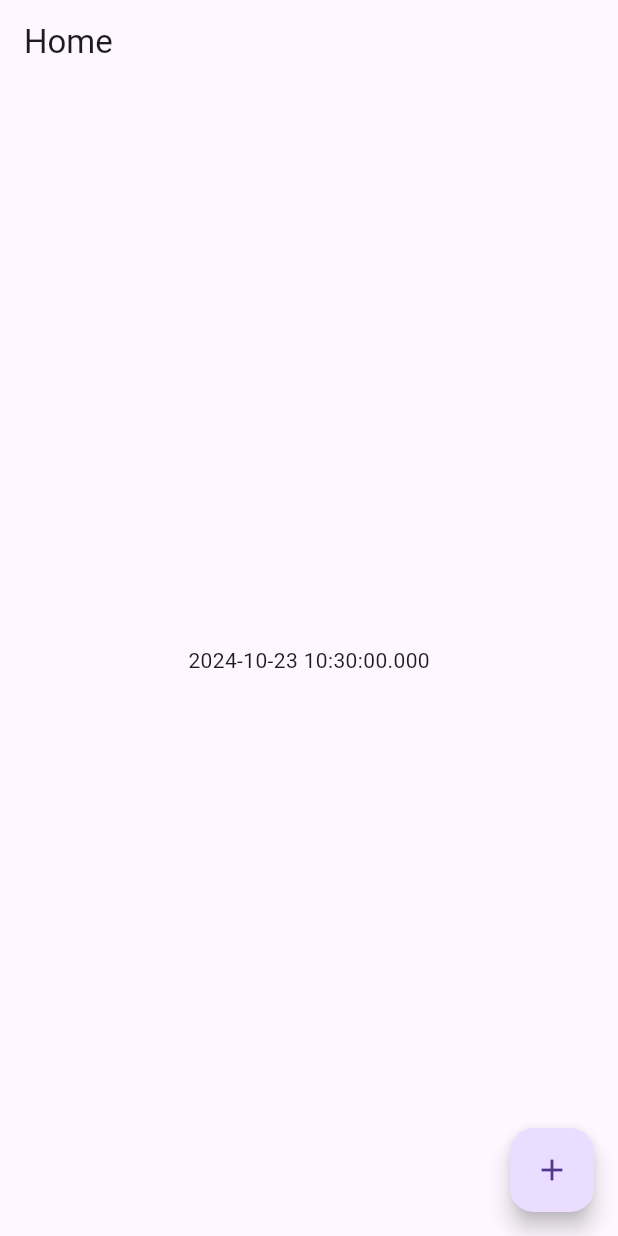
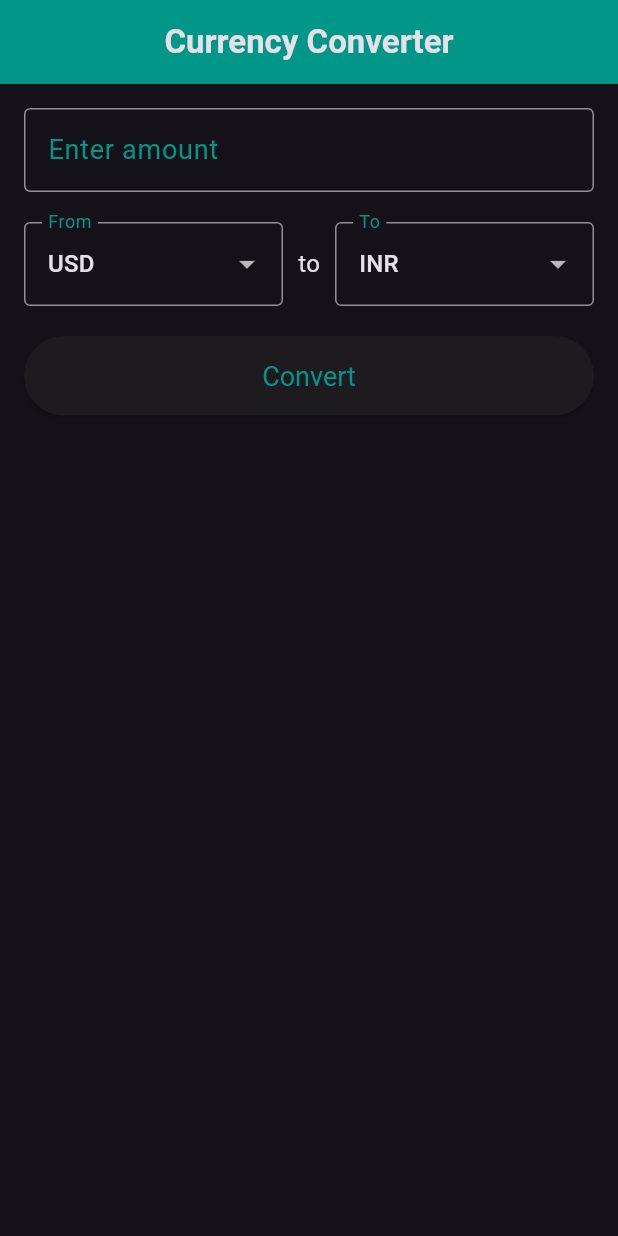
Before and after one commit to BRL-TRAINEES/currency_converter_arjun, a Flutter app: the screen it shows after launch, on a phone screen of 412 x 824 dp. Run offline on Flutter 3.47's test engine with Material 3 defaults, Android fonts, the phone set to English and light mode, and no system bars; our stand-ins replace flutter_dotenv, flutter_riverpod.

Commit message:
currency converter

```diff
--- a/lib/homescreen.dart
+++ b/lib/homescreen.dart
@@ -1,24 +1,174 @@
 import 'package:flutter/material.dart';
 import 'package:flutter_riverpod/flutter_riverpod.dart';
-
-final Provider currentdate = Provider<DateTime>((ref) => DateTime.now());
+import 'package:riverpod_practice/notifier.dart';
 
 class homescreen extends ConsumerWidget {
-  const homescreen({super.key});
+  final TextEditingController amountController = TextEditingController();
 
   @override
   Widget build(BuildContext context, WidgetRef ref) {
-    final date = ref.watch(currentdate);
+    final conversionState = ref.watch(currencyConversionProvider);
+    final conversionNotifier = ref.read(currencyConversionProvider.notifier);
+
+    List<String> currencies = [
+      'USD',
+      'INR',
+      'EUR',
+      'JPY',
+      'AED',
+      'AFN',
+      'CAD',
+      'CNY',
+      'KRW',
+      'MXN',
+      'PKR',
+      'RUB',
+      'SGD',
+      'THB',
+      'ZAR'
+    ];
+
     return Scaffold(
-      appBar: AppBar(title: const Text('Home')),
-      body: Center(
-        child: Text(
-          date.toString(),
+      appBar: AppBar(
+        title: const Text(
+          'Currency Converter',
+          style: TextStyle(fontWeight: FontWeight.bold),
         ),
+        backgroundColor: Colors.teal,
+        centerTitle: true,
       ),
-      floatingActionButton: FloatingActionButton(
-        onPressed: () {},
-        child: const Icon(Icons.add),
+      body: Padding(
+        padding: const EdgeInsets.all(16.0),
+        child: Column(
+          crossAxisAlignment: CrossAxisAlignment.start,
+          children: [
+            TextField(
+              controller: amountController,
+              keyboardType: TextInputType.number,
+              decoration: const InputDecoration(
+                labelText: 'Enter amount',
+                labelStyle: TextStyle(fontSize: 18, color: Colors.teal),
+                border: OutlineInputBorder(),
+              ),
+            ),
+            const SizedBox(height: 20),
+            Row(
+              mainAxisAlignment: MainAxisAlignment.spaceBetween,
+              children: [
+                Expanded(
+                  child: DropdownButtonFormField<String>(
+                    value: conversionState.fromCurrency,
+                    onChanged: (newValue) {
+                      conversionNotifier.updateFromCurrency(newValue!);
+                    },
+                    items: currencies
+                        .map<DropdownMenuItem<String>>((String value) {
+                      return DropdownMenuItem<String>(
+                        value: value,
+                        child: Text(value),
+                      );
+                    }).toList(),
+                    decoration: const InputDecoration(
+                      labelText: 'From',
+                      labelStyle: TextStyle(fontSize: 16, color: Colors.teal),
+                      border: OutlineInputBorder(),
+                    ),
+                  ),
+                ),
+                const SizedBox(width: 10),
+                const Text('to', style: TextStyle(fontSize: 16)),
+                const SizedBox(width: 10),
+                Expanded(
+                  child: DropdownButtonFormField<String>(
+                    value: conversionState.toCurrency,
+                    onChanged: (newValue) {
+                      conversionNotifier.updateToCurrency(newValue!);
+                    },
+                    items: currencies
+                        .map<DropdownMenuItem<String>>((String value) {
+                      return DropdownMenuItem<String>(
+                        value: value,
+                        child: Text(value),
+                      );
+                    }).toList(),
+                    decoration: const InputDecoration(
+                      labelText: 'To',
+                      labelStyle: TextStyle(fontSize: 16, color: Colors.teal),
+                      border: OutlineInputBorder(),
+                    ),
+                  ),
+                ),
+              ],
+            ),
+            const SizedBox(height: 20),
+            SizedBox(
+              width: double.infinity,
+              child: ElevatedButton(
+                onPressed: () async {
+                  double amount = double.parse(amountController.text);
+                  await conversionNotifier.convertCurrency(amount);
+                },
+                style: ElevatedButton.styleFrom(
+                  padding: const EdgeInsets.symmetric(vertical: 16.0),
+                  textStyle: const TextStyle(fontSize: 18),
+                ),
+                child: const Text(
+                  'Convert',
+                  style: TextStyle(color: Colors.teal),
+                ),
+              ),
+            ),
+            const SizedBox(height: 20),
+            if (conversionState.convertedAmount != null)
+              Center(
+                child: Container(
+                  padding: const EdgeInsets.all(15),
+                  decoration: BoxDecoration(
+                    color: Colors.teal,
+                    borderRadius: BorderRadius.circular(20),
+                    boxShadow: [
+                      BoxShadow(
+                        color: const Color.fromARGB(255, 14, 182, 211)
+                            .withOpacity(0.5),
+                        spreadRadius: 3,
+                        blurRadius: 6,
+                      ),
+                    ],
+                  ),
+                  child: Column(
+                    crossAxisAlignment: CrossAxisAlignment.center,
+                    children: [
+                      const Text(
+                        'Converted Amount',
+                        style: TextStyle(
+                          color: Colors.white,
+                          fontSize: 18,
+                          fontWeight: FontWeight.bold,
+                        ),
+                      ),
+                      const SizedBox(height: 8),
+                      Text(
+                        '${conversionState.convertedAmount} ${conversionState.toCurrency}',
+                        style: const TextStyle(
+                          color: Colors.white,
+                          fontSize: 25,
+                          fontWeight: FontWeight.bold,
+                        ),
+                      ),
+                    ],
+                  ),
+                ),
+              ),
+            if (conversionState.errormsg.isNotEmpty)
+              Text(
+                conversionState.errormsg,
+                style: const TextStyle(
+                  color: Colors.red,
+                  fontSize: 16,
+                ),
+              ),
+          ],
+        ),
       ),
     );
   }
--- a/lib/main.dart
+++ b/lib/main.dart
@@ -1,8 +1,11 @@
 import 'package:flutter/material.dart';
+import 'package:flutter_dotenv/flutter_dotenv.dart';
 import 'package:flutter_riverpod/flutter_riverpod.dart';
 import 'package:riverpod_practice/homescreen.dart';
 
-void main() {
+void main() async {
+  WidgetsFlutterBinding.ensureInitialized();
+  await dotenv.load(fileName: "assets/.env");
   runApp(
     const ProviderScope(
       child: MyApp(),
@@ -16,8 +19,9 @@ class MyApp extends StatelessWidget {
   @override
   Widget build(BuildContext context) {
     return MaterialApp(
+      debugShowCheckedModeBanner: false,
       title: 'Flutter Demo',
-      theme: ThemeData(),
+      theme: ThemeData.dark(),
       home: homescreen(),
     );
   }
```
Also changed, not shown: lib/notifier.dart (added, +71 -0 lines), pubspec.yaml (+9 -17 lines), pubspec.lock, 3 other files.
